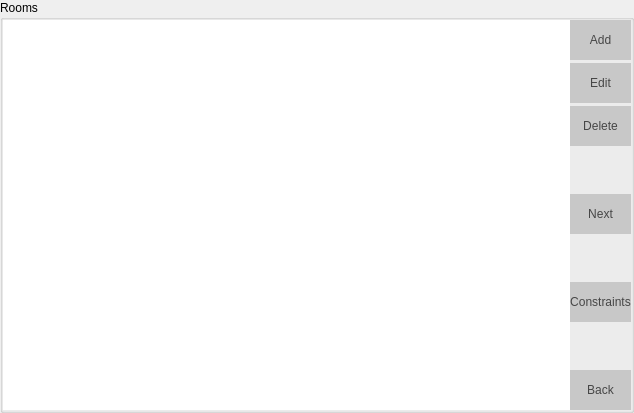
Qt form Orar/OrarApp/RoomView.ui (alexandrutm/UnivTimetable) before a commit.
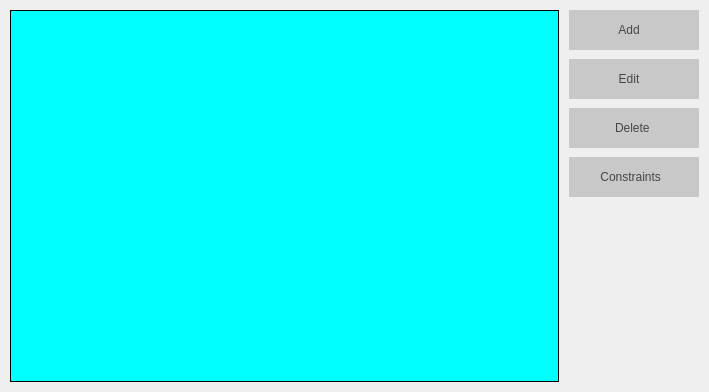
The same form after that commit. Icons and pictures are not drawn.

What changed in the file:
```diff
--- a/Orar/OrarApp/RoomView.ui
+++ b/Orar/OrarApp/RoomView.ui
@@ -6,35 +6,64 @@
    <rect>
     <x>0</x>
     <y>0</y>
-    <width>634</width>
-    <height>413</height>
+    <width>709</width>
+    <height>392</height>
    </rect>
   </property>
   <property name="windowTitle">
    <string>RoomView</string>
   </property>
-  <layout class="QGridLayout" name="gridLayout">
+  <property name="styleSheet">
+   <string notr="true"/>
+  </property>
+  <layout class="QHBoxLayout" name="horizontalLayout">
+   <property name="spacing">
+    <number>10</number>
+   </property>
    <property name="leftMargin">
-    <number>0</number>
+    <number>10</number>
    </property>
    <property name="topMargin">
-    <number>0</number>
+    <number>10</number>
    </property>
    <property name="rightMargin">
-    <number>0</number>
+    <number>10</number>
    </property>
    <property name="bottomMargin">
-    <number>0</number>
+    <number>10</number>
    </property>
-   <property name="spacing">
-    <number>0</number>
-   </property>
-   <item row="0" column="0">
-    <widget class="QGroupBox" name="groupBox">
-     <property name="title">
-      <string>Rooms</string>
+   <item>
+    <widget class="QTableView" name="mTable">
+     <property name="styleSheet">
+      <string notr="true">background-color: rgb(0, 255, 255);
+border: 1px solid;</string>
+     </property>
+     <property name="frameShape">
+      <enum>QFrame::NoFrame</enum>
      </property>
-     <layout class="QVBoxLayout" name="verticalLayout_7" stretch="0">
+     <property name="selectionBehavior">
+      <enum>QAbstractItemView::SelectRows</enum>
+     </property>
+     <attribute name="verticalHeaderVisible">
+      <bool>false</bool>
+     </attribute>
+    </widget>
+   </item>
+   <item>
+    <widget class="QFrame" name="frame">
+     <property name="minimumSize">
+      <size>
+       <width>130</width>
+       <height>0</height>
+      </size>
+     </property>
+     <property name="frameShape">
+      <enum>QFrame::NoFrame</enum>
+     </property>
+     <property name="frameShadow">
+      <enum>QFrame::Raised</enum>
+     </property>
+     <layout class="QHBoxLayout" name="horizontalLayout_3">
       <property name="spacing">
        <number>0</number>
       </property>
@@ -51,14 +80,9 @@
        <number>0</number>
       </property>
       <item>
-       <layout class="QGridLayout" name="gridLayout_5">
-        <property name="horizontalSpacing">
-         <number>0</number>
-        </property>
-        <item row="0" column="1">
-         <layout class="QVBoxLayout" name="verticalLayout_5">
+       <layout class="QVBoxLayout" name="verticalLayout">
           <property name="spacing">
-           <number>3</number>
+         <number>9</number>
           </property>
           <item>
            <widget class="QPushButton" name="mAdd">
@@ -68,6 +92,12 @@
               <height>40</height>
              </size>
             </property>
+          <property name="layoutDirection">
+           <enum>Qt::RightToLeft</enum>
+          </property>
+          <property name="autoFillBackground">
+           <bool>false</bool>
+          </property>
             <property name="styleSheet">
              <string notr="true">QPushButton{
 	font: 75 11pt &quot;Times New Roman&quot;;
@@ -81,7 +111,23 @@
 }</string>
             </property>
             <property name="text">
-             <string>Add</string>
+           <string>Add   </string>
+          </property>
+          <property name="icon">
+           <iconset resource="OrarApp.qrc">
+            <normaloff>:/Buttons/img/addBtn.png</normaloff>:/Buttons/img/addBtn.png</iconset>
+          </property>
+          <property name="iconSize">
+           <size>
+            <width>18</width>
+            <height>18</height>
+           </size>
+          </property>
+          <property name="default">
+           <bool>false</bool>
+          </property>
+          <property name="flat">
+           <bool>false</bool>
             </property>
            </widget>
           </item>
@@ -93,6 +139,9 @@
               <height>40</height>
              </size>
             </property>
+          <property name="layoutDirection">
+           <enum>Qt::RightToLeft</enum>
+          </property>
             <property name="styleSheet">
              <string notr="true">QPushButton{
 	font: 75 11pt &quot;Times New Roman&quot;;
@@ -106,7 +155,17 @@
 }</string>
             </property>
             <property name="text">
-             <string>Edit</string>
+           <string>Edit   </string>
+          </property>
+          <property name="icon">
+           <iconset resource="OrarApp.qrc">
+            <normaloff>:/Buttons/img/editBtn3.png</normaloff>:/Buttons/img/editBtn3.png</iconset>
+          </property>
+          <property name="iconSize">
+           <size>
+            <width>18</width>
+            <height>18</height>
+           </size>
             </property>
            </widget>
           </item>
@@ -118,47 +177,12 @@
               <height>40</height>
              </size>
             </property>
-            <property name="styleSheet">
-             <string notr="true">QPushButton{
-	font: 75 11pt &quot;Times New Roman&quot;;
-	color: rgb(70, 70, 70);
-	background-color: rgb(200, 200, 200);
-	border: 0px solid;
-}
-
-QPushButton:hover {
-	background-color: rgb(231, 231, 231);
-}</string>
-            </property>
-            <property name="text">
-             <string>Delete</string>
-            </property>
-           </widget>
-          </item>
-          <item>
-           <spacer name="verticalSpacer_3">
-            <property name="orientation">
-             <enum>Qt::Vertical</enum>
-            </property>
-            <property name="sizeHint" stdset="0">
-             <size>
-              <width>20</width>
-              <height>40</height>
-             </size>
-            </property>
-           </spacer>
-          </item>
-          <item>
-           <widget class="QPushButton" name="mNext">
-            <property name="minimumSize">
-             <size>
-              <width>0</width>
-              <height>40</height>
-             </size>
-            </property>
+          <property name="layoutDirection">
+           <enum>Qt::RightToLeft</enum>
+          </property>
             <property name="styleSheet">
              <string notr="true">QPushButton{
-	font: 75 11pt &quot;Times New Roman&quot;;
+	font: 75 14pt &quot;Times New Roman&quot;;
 	color: rgb(70, 70, 70);
 	background-color: rgb(200, 200, 200);
 	border: 0px solid;
@@ -169,22 +193,19 @@
 }</string>
             </property>
             <property name="text">
-             <string>Next</string>
-            </property>
-           </widget>
-          </item>
-          <item>
-           <spacer name="verticalSpacer_2">
-            <property name="orientation">
-             <enum>Qt::Vertical</enum>
-            </property>
-            <property name="sizeHint" stdset="0">
+           <string>Delete </string>
+          </property>
+          <property name="icon">
+           <iconset resource="OrarApp.qrc">
+            <normaloff>:/Buttons/img/deleteBtn.png</normaloff>:/Buttons/img/deleteBtn.png</iconset>
+          </property>
+          <property name="iconSize">
              <size>
-              <width>20</width>
-              <height>40</height>
-             </size>
-            </property>
-           </spacer>
+            <width>18</width>
+            <height>18</height>
+           </size>
+          </property>
+         </widget>
           </item>
           <item>
            <widget class="QPushButton" name="mConstraints">
@@ -194,6 +215,9 @@
               <height>40</height>
              </size>
             </property>
+          <property name="layoutDirection">
+           <enum>Qt::RightToLeft</enum>
+          </property>
             <property name="styleSheet">
              <string notr="true">QPushButton{
 	font: 75 11pt &quot;Times New Roman&quot;;
@@ -207,7 +231,17 @@
 }</string>
             </property>
             <property name="text">
-             <string>Constraints</string>
+           <string>Constraints  </string>
+          </property>
+          <property name="icon">
+           <iconset resource="OrarApp.qrc">
+            <normaloff>:/Buttons/img/constr.png</normaloff>:/Buttons/img/constr.png</iconset>
+          </property>
+          <property name="iconSize">
+           <size>
+            <width>18</width>
+            <height>18</height>
+           </size>
             </property>
            </widget>
           </item>
@@ -224,43 +258,6 @@
             </property>
            </spacer>
           </item>
-          <item>
-           <widget class="QPushButton" name="mBack">
-            <property name="minimumSize">
-             <size>
-              <width>0</width>
-              <height>40</height>
-             </size>
-            </property>
-            <property name="styleSheet">
-             <string notr="true">QPushButton{
-	font: 75 11pt &quot;Times New Roman&quot;;
-	color: rgb(70, 70, 70);
-	background-color: rgb(200, 200, 200);
-	border: 0px solid;
-}
-
-QPushButton:hover {
-	background-color: rgb(231, 231, 231);
-}</string>
-            </property>
-            <property name="text">
-             <string>Back</string>
-            </property>
-           </widget>
-          </item>
-         </layout>
-        </item>
-        <item row="0" column="0">
-         <widget class="QTableView" name="mTable">
-          <property name="frameShape">
-           <enum>QFrame::NoFrame</enum>
-          </property>
-          <property name="selectionBehavior">
-           <enum>QAbstractItemView::SelectRows</enum>
-          </property>
-         </widget>
-        </item>
        </layout>
       </item>
      </layout>
```
Left out of the diff: 10 changed lines with no effect on the pictures. Lines whose indentation alone changed are shown as unchanged.
